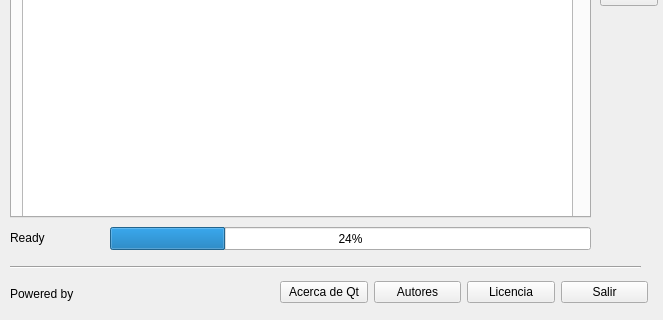
Qt form ui/window.ui (laar19/KmlShpConvert) before a commit; both pictures show x 0 to 663 and y 143 to 463 of the 663 by 463 pixel window.
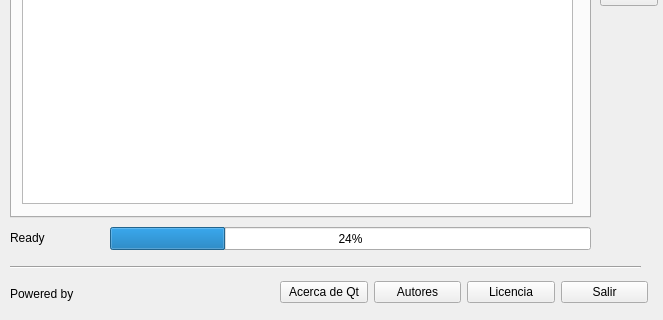
The same form after that commit. The open tabs and pages were chosen to show the change. Icons and pictures are not drawn.

Diff of the .ui file:
```diff
--- a/ui/window.ui
+++ b/ui/window.ui
@@ -71,7 +71,7 @@
         <x>10</x>
         <y>10</y>
         <width>551</width>
-        <height>331</height>
+        <height>311</height>
        </rect>
       </property>
       <layout class="QVBoxLayout" name="verticalLayout_2">
```
